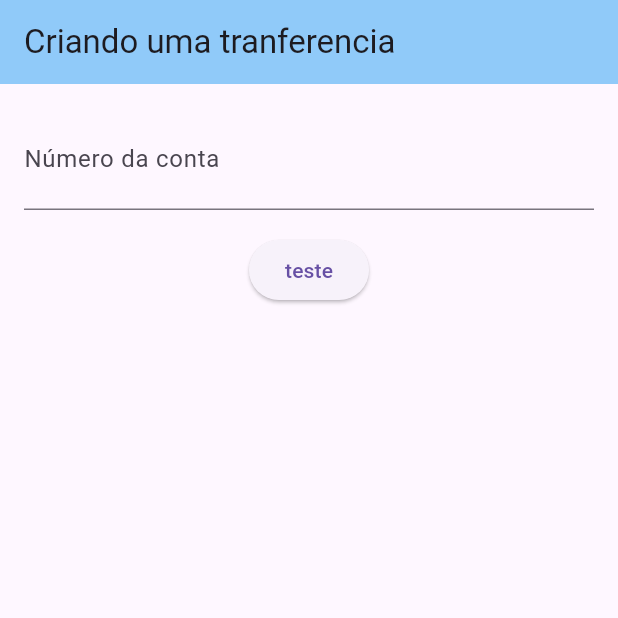
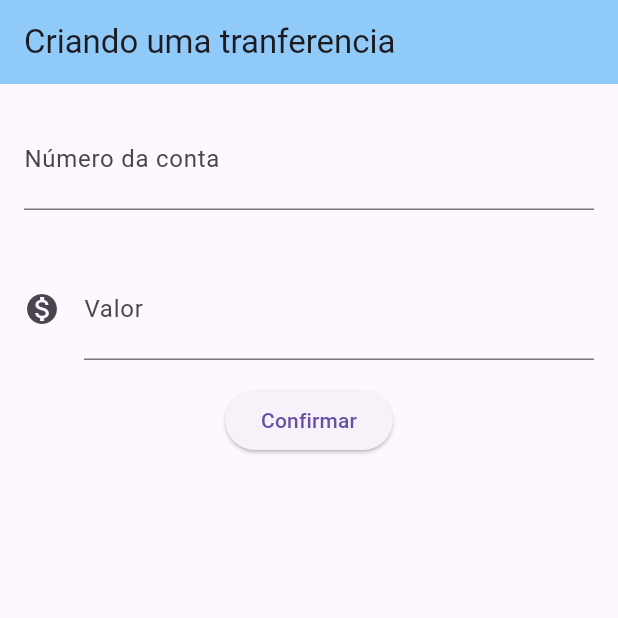
Before and after one commit to dudurb17/bytebank, a Flutter app: the screen it shows after launch, on a phone screen of 412 x 824 dp, the top half of it. Run offline on Flutter 3.47's test engine with Material 3 defaults, Android fonts, the phone set to English and light mode, and no system bars.

Commit message:
salvando os valores

```diff
--- a/lib/main.dart
+++ b/lib/main.dart
@@ -1,12 +1,11 @@
-import 'dart:html';
-
-import 'package:flutter/cupertino.dart';
 import 'package:flutter/material.dart';
-import 'package:flutter/widgets.dart';
 
 void main() => runApp(ByteBankApp());
 
 class FormularioTransferencia extends StatelessWidget {
+  final TextEditingController _controladorCampoNumeroConta =
+      TextEditingController();
+  final TextEditingController _controladorCampoValor = TextEditingController();
   @override
   Widget build(BuildContext context) {
     // TODO: implement build
@@ -17,17 +16,35 @@ class FormularioTransferencia extends StatelessWidget {
         ),
         body: Column(
           children: <Widget>[
-            const Padding(
-                padding: const EdgeInsets.all(16.0),
-                child: TextField(
-                  style: TextStyle(fontSize: 24.0),
-                  decoration: InputDecoration(
-                      labelText: "Número da conta", hintText: "0000"),
-                  keyboardType: TextInputType.number,
-                )),
+            Padding(
+              padding: const EdgeInsets.all(16.0),
+              child: TextField(
+                controller: _controladorCampoNumeroConta,
+                style: TextStyle(fontSize: 24.0),
+                decoration: const InputDecoration(
+                    labelText: "Número da conta", hintText: "0000"),
+                keyboardType: TextInputType.number,
+              ),
+            ),
+            Padding(
+              padding: const EdgeInsets.all(16.0),
+              child: TextField(
+                controller: _controladorCampoValor,
+                style: TextStyle(fontSize: 24.0),
+                decoration: const InputDecoration(
+                    icon: Icon(Icons.monetization_on),
+                    labelText: "Valor",
+                    hintText: "0.00"),
+                keyboardType: TextInputType.number,
+              ),
+            ),
             ElevatedButton(
-              onPressed: () => {},
-              child: Text("teste"),
+              onPressed: () {
+                debugPrint("clicou no confirmar");
+                debugPrint(_controladorCampoNumeroConta.text);
+                debugPrint(_controladorCampoValor.text);
+              },
+              child: Text("Confirmar"),
             )
           ],
         ));
```
